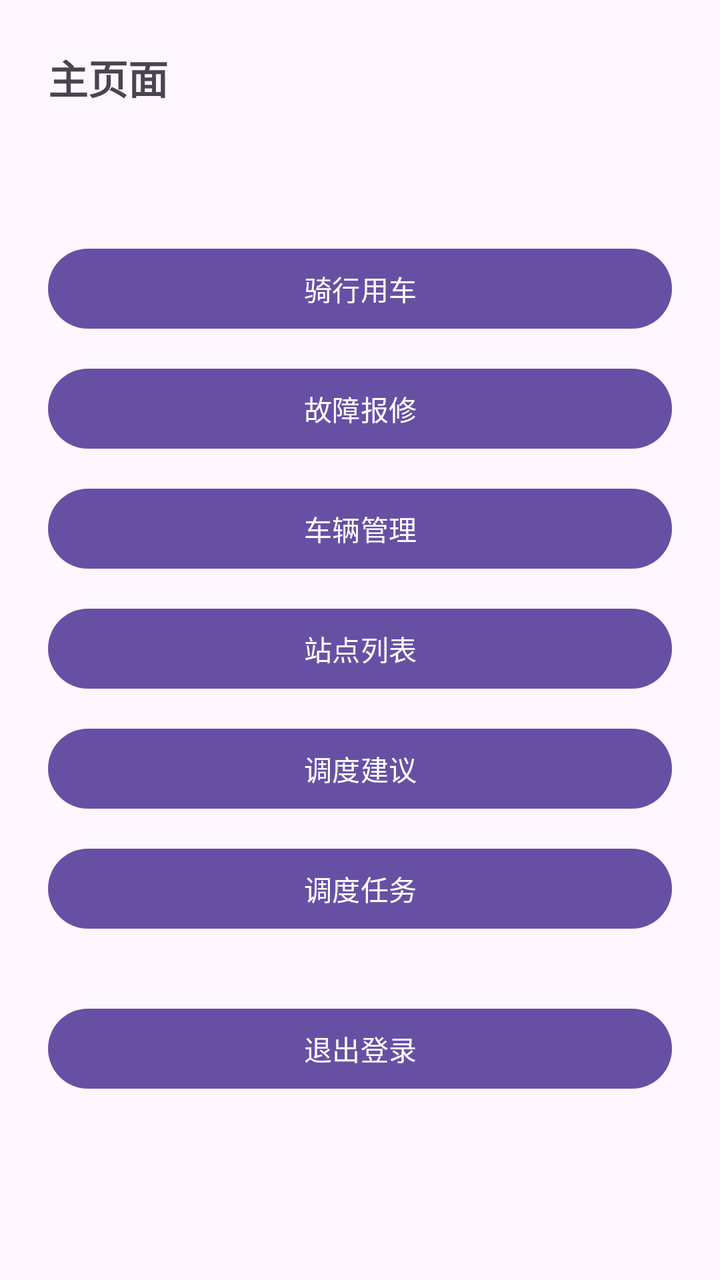
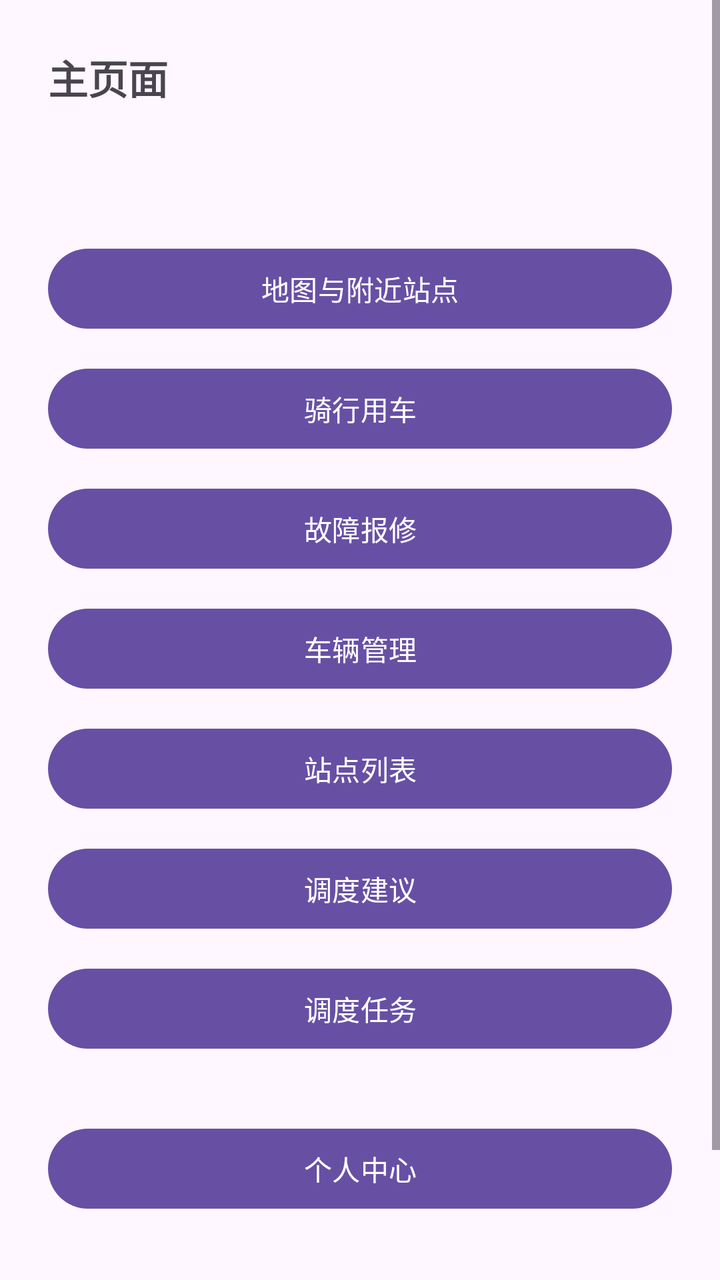

Compare the two renders of this Android layout. The source of the first and the diff that turns it into the second are given below.
<!-- AndroidManifest.xml: application theme Theme.BikeUserApp -->
<!-- res/layout/activity_main.xml -->
<?xml version="1.0" encoding="utf-8"?>
<ScrollView
    xmlns:android="http://schemas.android.com/apk/res/android"
    android:layout_width="match_parent"
    android:layout_height="match_parent">

    <LinearLayout
        android:layout_width="match_parent"
        android:layout_height="wrap_content"
        android:orientation="vertical"
        android:padding="24dp">

        <TextView
            android:layout_width="wrap_content"
            android:layout_height="wrap_content"
            android:text="主页面"
            android:textSize="20sp"
            android:textStyle="bold"
            android:layout_marginBottom="20dp"/>

        <TextView
            android:id="@+id/tv_user_info"
            android:layout_width="wrap_content"
            android:layout_height="wrap_content"
            android:textSize="14sp"
            android:layout_marginBottom="28dp"/>

        <Button
            android:id="@+id/btn_ride"
            android:layout_width="match_parent"
            android:layout_height="wrap_content"
            android:text="骑行用车"
            android:layout_marginBottom="12dp"/>

        <Button
            android:id="@+id/btn_repair"
            android:layout_width="match_parent"
            android:layout_height="wrap_content"
            android:text="故障报修"
            android:layout_marginBottom="12dp"/>

        <Button
            android:id="@+id/btn_vehicle"
            android:layout_width="match_parent"
            android:layout_height="wrap_content"
            android:text="车辆管理"
            android:layout_marginBottom="12dp"/>

        <Button
            android:id="@+id/btn_stations"
            android:layout_width="match_parent"
            android:layout_height="wrap_content"
            android:text="站点列表"
            android:layout_marginBottom="12dp"/>

        <Button
            android:id="@+id/btn_dispatch"
            android:layout_width="match_parent"
            android:layout_height="wrap_content"
            android:text="调度建议"
            android:layout_marginBottom="12dp"/>

        <Button
            android:id="@+id/btn_dispatch_task"
            android:layout_width="match_parent"
            android:layout_height="wrap_content"
            android:text="调度任务"
            android:layout_marginBottom="32dp"/>

        <Button
            android:id="@+id/btn_logout"
            android:layout_width="match_parent"
            android:layout_height="wrap_content"
            android:text="退出登录"/>

    </LinearLayout>

</ScrollView>
<!-- resources referenced by this layout -->
<resources>
  <style name="Theme.BikeUserApp" parent="Base.Theme.BikeUserApp" />
  <style name="Base.Theme.BikeUserApp" parent="Theme.Material3.DayNight.NoActionBar">
          
          
      </style>
</resources>

<!-- the commit's change to res/layout/activity_main.xml (unified diff, before → after) -->
@@ -24,6 +24,13 @@
             android:layout_height="wrap_content"
             android:textSize="14sp"
             android:layout_marginBottom="28dp"/>
+
+        <Button
+            android:id="@+id/btn_map"
+            android:layout_width="match_parent"
+            android:layout_height="wrap_content"
+            android:text="地图与附近站点"
+            android:layout_marginBottom="12dp"/>
 
         <Button
             android:id="@+id/btn_ride"
@@ -68,6 +75,13 @@
             android:layout_marginBottom="32dp"/>
 
         <Button
+            android:id="@+id/btn_profile"
+            android:layout_width="match_parent"
+            android:layout_height="wrap_content"
+            android:text="个人中心"
+            android:layout_marginBottom="32dp"/>
+
+        <Button
             android:id="@+id/btn_logout"
             android:layout_width="match_parent"
             android:layout_height="wrap_content"
